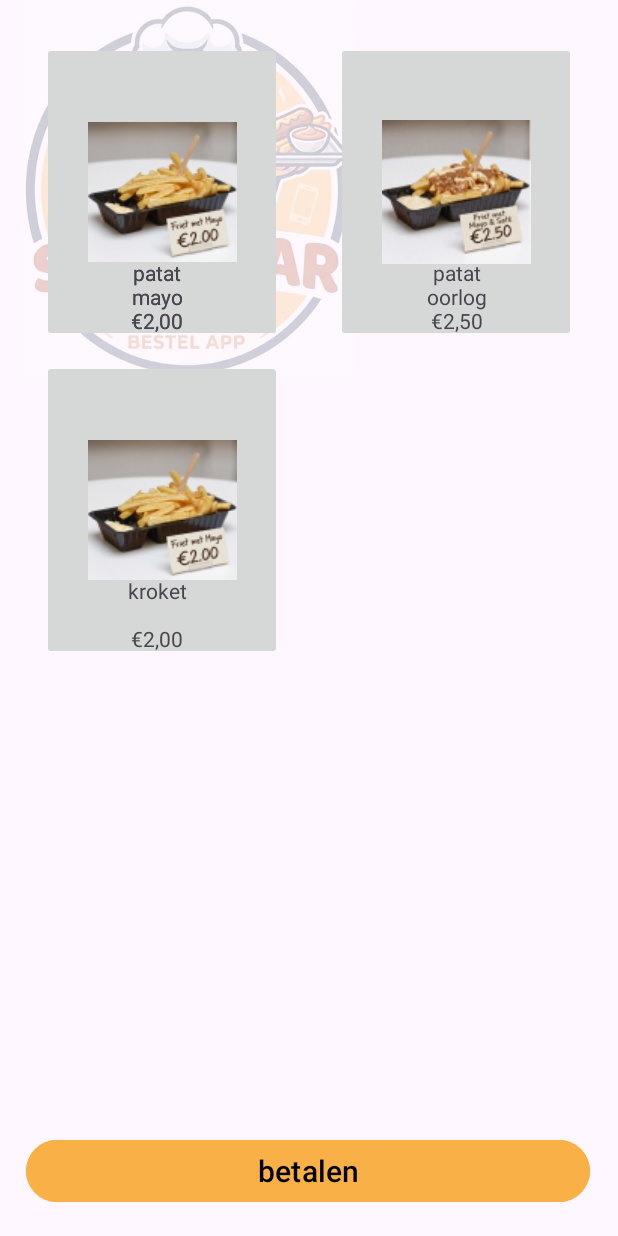
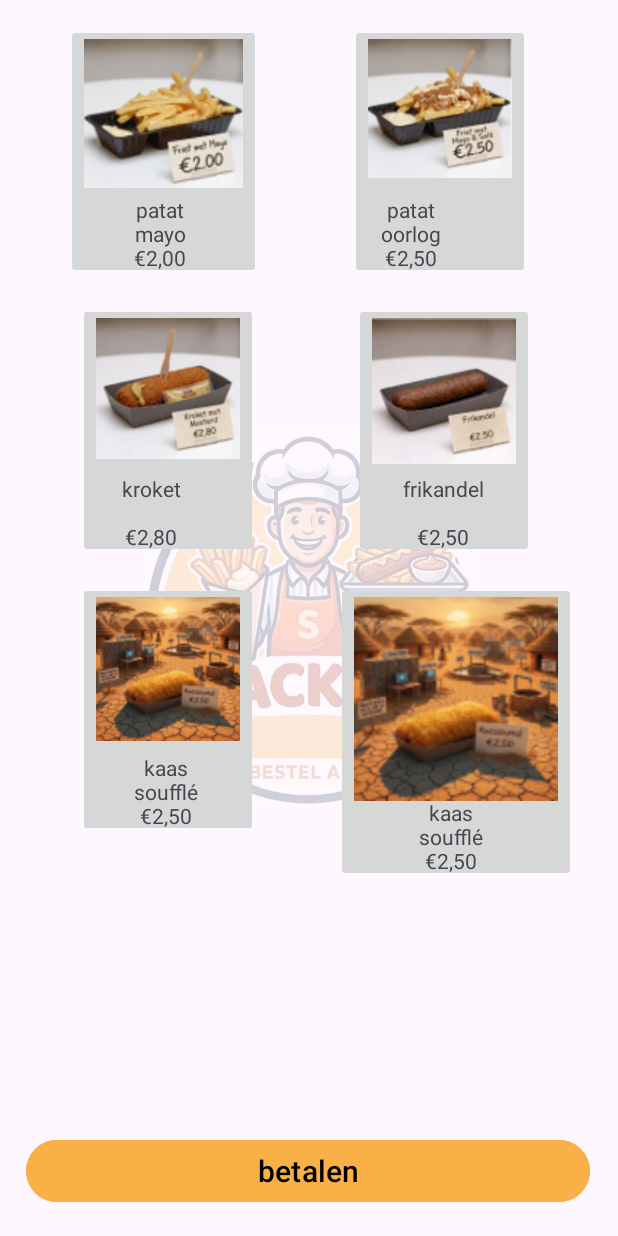
Before and after one commit to Hamkrok/android-studio, an Android app: the MainActivity3 screen opened directly, with no data from a screen before it, on a phone screen of 412 x 824 dp. Run offline under Robolectric (Android 15) with nearby library versions, the phone set to English and light mode, and no system bars.

Commit message:
meer knoppen

```diff
--- a/app/src/main/AndroidManifest.xml
+++ b/app/src/main/AndroidManifest.xml
@@ -12,6 +12,9 @@
         android:supportsRtl="true"
         android:theme="@style/Theme.Snackbarapp"
         tools:targetApi="31">
+        <activity
+            android:name=".MainActivity4"
+            android:exported="false" />
         <activity
             android:name=".MainActivity3"
             android:exported="false" />
--- a/app/src/main/java/com/example/snackbar_app/MainActivity3.kt
+++ b/app/src/main/java/com/example/snackbar_app/MainActivity3.kt
@@ -1,10 +1,12 @@
 package com.example.snackbar_app
 
 import android.os.Bundle
+import android.widget.Button
 import androidx.activity.enableEdgeToEdge
 import androidx.appcompat.app.AppCompatActivity
 import androidx.core.view.ViewCompat
 import androidx.core.view.WindowInsetsCompat
+import android.content.Intent
 
 class MainActivity3 : AppCompatActivity() {
     override fun onCreate(savedInstanceState: Bundle?) {
@@ -16,5 +18,11 @@ class MainActivity3 : AppCompatActivity() {
             v.setPadding(systemBars.left, systemBars.top, systemBars.right, systemBars.bottom)
             insets
         }
+
+        val bestellen = findViewById<Button>(R.id.button3)
+        bestellen.setOnClickListener {
+            val intent = Intent(this, MainActivity4::class.java)
+            startActivity(intent)
+        }
     }
 }
--- a/app/src/main/res/layout/activity_main.xml
+++ b/app/src/main/res/layout/activity_main.xml
@@ -21,7 +21,7 @@
         app:layout_constraintEnd_toEndOf="parent"
         app:layout_constraintStart_toStartOf="parent"
         app:layout_constraintTop_toBottomOf="@+id/imageView6"
-        app:layout_constraintVertical_bias="0.203" />
+        app:layout_constraintVertical_bias="0.0" />
 
     <Button
         android:id="@+id/button"
--- a/app/src/main/res/layout/activity_main3.xml
+++ b/app/src/main/res/layout/activity_main3.xml
@@ -12,20 +12,156 @@
         android:layout_width="251dp"
         android:layout_height="251dp"
         android:alpha="0.2"
-        app:srcCompat="@drawable/gemini_generated_image_ejfwjuejfwjuejfw"
-        tools:layout_editor_absoluteX="88dp"
-        tools:layout_editor_absoluteY="351dp" />
+        app:layout_constraintBottom_toBottomOf="parent"
+        app:layout_constraintEnd_toEndOf="parent"
+        app:layout_constraintStart_toStartOf="parent"
+        app:layout_constraintTop_toTopOf="parent"
+        app:srcCompat="@drawable/gemini_generated_image_ejfwjuejfwjuejfw" />
+
+    <ImageButton
+        android:id="@+id/imageButton6"
+        android:layout_width="120dp"
+        android:layout_height="170dp"
+        android:layout_marginStart="52dp"
+        android:layout_marginTop="16dp"
+        android:scaleType="fitStart"
+        app:layout_constraintStart_toStartOf="parent"
+        app:layout_constraintTop_toBottomOf="@+id/imageButton3"
+        app:srcCompat="@drawable/schermafbeelding_2026_10_07_141146" />
+
+    <ImageButton
+        android:id="@+id/imageButton4"
+        android:layout_width="120dp"
+        android:layout_height="170dp"
+        android:layout_marginTop="16dp"
+        android:layout_marginEnd="56dp"
+        android:scaleType="fitStart"
+        app:layout_constraintEnd_toEndOf="parent"
+        app:layout_constraintTop_toBottomOf="@+id/imageButton2"
+        app:srcCompat="@drawable/schermafbeelding_2026_10_07_141133" />
+
+    <ImageButton
+        android:id="@+id/imageButton3"
+        android:layout_width="120dp"
+        android:layout_height="170dp"
+        android:layout_marginStart="52dp"
+        android:layout_marginTop="16dp"
+        android:scaleType="fitStart"
+        app:layout_constraintStart_toStartOf="parent"
+        app:layout_constraintTop_toBottomOf="@+id/imageButton"
+        app:srcCompat="@drawable/schermafbeelding_2026_10_07_141011" />
+
+    <ImageButton
+        android:id="@+id/imageButton"
+        android:layout_width="130dp"
+        android:layout_height="170dp"
+        android:layout_marginStart="44dp"
+        android:layout_marginTop="16dp"
+        android:scaleType="fitStart"
+        app:layout_constraintStart_toStartOf="parent"
+        app:layout_constraintTop_toTopOf="parent"
+        app:srcCompat="@drawable/schermafbeelding_2026_09_30_135453" />
+
+    <ImageButton
+        android:id="@+id/imageButton2"
+        android:layout_width="120dp"
+        android:layout_height="170dp"
+        android:layout_marginTop="16dp"
+        android:layout_marginEnd="28dp"
+        android:scaleType="fitStart"
+        app:layout_constraintEnd_toEndOf="parent"
+        app:layout_constraintHorizontal_bias="0.662"
+        app:layout_constraintStart_toEndOf="@+id/imageButton"
+        app:layout_constraintTop_toTopOf="parent"
+        app:srcCompat="@drawable/schermafbeelding_2026_09_30_140355" />
+
+    <ImageButton
+        android:id="@+id/imageButton5"
+        android:layout_width="160dp"
+        android:layout_height="200dp"
+        android:layout_marginTop="16dp"
+        android:layout_marginEnd="28dp"
+        android:scaleType="fitStart"
+        app:layout_constraintEnd_toEndOf="parent"
+        app:layout_constraintHorizontal_bias="1.0"
+        app:layout_constraintStart_toEndOf="@+id/imageButton6"
+        app:layout_constraintTop_toBottomOf="@+id/imageButton4"
+        app:srcCompat="@drawable/schermafbeelding_2026_10_07_141146" />
+
+    <TextView
+        android:id="@+id/textView4"
+        android:layout_width="62dp"
+        android:layout_height="56dp"
+        android:layout_marginEnd="36dp"
+        android:text="patat\nmayo\n€2,00"
+        android:textAlignment="center"
+        app:layout_constraintBottom_toBottomOf="@+id/imageButton"
+        app:layout_constraintEnd_toEndOf="@+id/imageButton"
+        app:layout_constraintTop_toTopOf="@+id/imageButton"
+        app:layout_constraintVertical_bias="1.0" />
+
+    <TextView
+        android:id="@+id/textView5"
+        android:layout_width="62dp"
+        android:layout_height="56dp"
+        android:text="kaas\nsoufflé\n€2,50"
+        android:textAlignment="center"
+        app:layout_constraintBottom_toBottomOf="@+id/imageButton5"
+        app:layout_constraintEnd_toEndOf="@+id/imageButton5"
+        app:layout_constraintHorizontal_bias="0.469"
+        app:layout_constraintStart_toStartOf="@+id/imageButton5"
+        app:layout_constraintTop_toTopOf="@+id/imageButton5"
+        app:layout_constraintVertical_bias="1.0" />
+
+    <TextView
+        android:id="@+id/textView9"
+        android:layout_width="62dp"
+        android:layout_height="56dp"
+        android:layout_marginTop="144dp"
+        android:text="kaas\nsoufflé\n€2,50"
+        android:textAlignment="center"
+        app:layout_constraintBottom_toBottomOf="@+id/imageButton6"
+        app:layout_constraintEnd_toEndOf="@+id/imageButton6"
+        app:layout_constraintHorizontal_bias="0.482"
+        app:layout_constraintStart_toStartOf="@+id/imageButton6"
+        app:layout_constraintTop_toTopOf="@+id/imageButton6"
+        app:layout_constraintVertical_bias="1.0" />
+
+    <TextView
+        android:id="@+id/textView8"
+        android:layout_width="62dp"
+        android:layout_height="56dp"
+        android:layout_marginEnd="40dp"
+        android:text="kroket\n\n€2,80"
+        android:textAlignment="center"
+        app:layout_constraintBottom_toBottomOf="@+id/imageButton3"
+        app:layout_constraintEnd_toEndOf="@+id/imageButton3"
+        app:layout_constraintTop_toTopOf="@+id/imageButton3"
+        app:layout_constraintVertical_bias="1.0" />
+
+    <TextView
+        android:id="@+id/textView2"
+        android:layout_width="62dp"
+        android:layout_height="56dp"
+        android:layout_marginEnd="48dp"
+        android:text="patat\noorlog\n€2,50"
+        android:textAlignment="center"
+        app:layout_constraintBottom_toBottomOf="@+id/imageButton2"
+        app:layout_constraintEnd_toEndOf="@+id/imageButton2"
+        app:layout_constraintTop_toTopOf="@+id/imageButton2"
+        app:layout_constraintVertical_bias="1.0" />
 
     <TextView
         android:id="@+id/textView3"
         android:layout_width="62dp"
         android:layout_height="56dp"
-        android:layout_marginEnd="52dp"
-        android:text="patat\nmayo\n€2,00"
+        android:text="frikandel\n\n€2,50"
         android:textAlignment="center"
-        app:layout_constraintBottom_toBottomOf="@+id/imageButton"
-        app:layout_constraintEnd_toEndOf="@+id/imageButton"
-        app:layout_constraintTop_toTopOf="@+id/imageButton"
+        app:layout_constraintBottom_toBottomOf="@+id/imageButton4"
+        app:layout_constraintEnd_toEndOf="@+id/imageButton4"
+        app:layout_constraintHorizontal_bias="0.489"
+        app:layout_constraintStart_toStartOf="@+id/imageButton4"
+        app:layout_constraintTop_toTopOf="@+id/imageButton4"
         app:layout_constraintVertical_bias="1.0" />
 
     <Button
@@ -44,85 +180,4 @@
         app:layout_constraintTop_toTopOf="parent"
         app:layout_constraintVertical_bias="0.976" />
 
-    <ImageButton
-        android:id="@+id/imageButton"
-        android:layout_width="160dp"
-        android:layout_height="200dp"
-        android:layout_marginStart="28dp"
-        android:layout_marginTop="28dp"
-        app:layout_constraintStart_toStartOf="parent"
-        app:layout_constraintTop_toTopOf="parent"
-        app:srcCompat="@drawable/schermafbeelding_2026_09_30_135453" />
-
-    <ImageButton
-        android:id="@+id/imageButton2"
-        android:layout_width="160dp"
-        android:layout_height="200dp"
-        android:layout_marginTop="28dp"
-        android:layout_marginEnd="28dp"
-        app:layout_constraintEnd_toEndOf="parent"
-        app:layout_constraintHorizontal_bias="1.0"
-        app:layout_constraintStart_toEndOf="@+id/imageButton"
-        app:layout_constraintTop_toTopOf="parent"
-        app:srcCompat="@drawable/schermafbeelding_2026_09_30_140355" />
-
-    <TextView
-        android:id="@+id/textView4"
-        android:layout_width="62dp"
-        android:layout_height="56dp"
-        android:layout_marginEnd="52dp"
-        android:text="patat\nmayo\n€2,00"
-        android:textAlignment="center"
-        app:layout_constraintBottom_toBottomOf="@+id/imageButton"
-        app:layout_constraintEnd_toEndOf="@+id/imageButton"
-        app:layout_constraintTop_toTopOf="@+id/imageButton"
-        app:layout_constraintVertical_bias="1.0" />
-
-    <TextView
-        android:id="@+id/textView8"
-        android:layout_width="62dp"
-        android:layout_height="56dp"
-        android:layout_marginEnd="52dp"
-        android:text="patat\nmayo\n€2,00"
-        android:textAlignment="center"
-        app:layout_constraintBottom_toBottomOf="@+id/imageButton"
-        app:layout_constraintEnd_toEndOf="@+id/imageButton"
-        app:layout_constraintTop_toTopOf="@+id/imageButton"
-        app:layout_constraintVertical_bias="1.0" />
-
-    <ImageButton
-        android:id="@+id/imageButton5"
-        android:layout_width="160dp"
-        android:layout_height="200dp"
-        android:layout_marginStart="28dp"
-        android:layout_marginTop="12dp"
-        app:layout_constraintStart_toStartOf="parent"
-        app:layout_constraintTop_toBottomOf="@+id/textView3"
-        app:srcCompat="@drawable/schermafbeelding_2026_09_30_135453" />
-
-    <TextView
-        android:id="@+id/textView9"
-        android:layout_width="62dp"
-        android:layout_height="56dp"
-        android:text="kroket\n\n€2,00"
-        android:textAlignment="center"
-        app:layout_constraintBottom_toBottomOf="@+id/imageButton5"
-        app:layout_constraintEnd_toEndOf="@+id/imageButton5"
-        app:layout_constraintHorizontal_bias="0.469"
-        app:layout_constraintStart_toStartOf="@+id/imageButton5"
-        app:layout_constraintTop_toTopOf="@+id/imageButton5"
-        app:layout_constraintVertical_bias="1.0" />
-
-    <TextView
-        android:id="@+id/textView2"
-        android:layout_width="62dp"
-        android:layout_height="56dp"
-        android:layout_marginEnd="48dp"
-        android:text="patat\noorlog\n€2,50"
-        android:textAlignment="center"
-        app:layout_constraintBottom_toBottomOf="@+id/imageButton2"
-        app:layout_constraintEnd_toEndOf="@+id/imageButton2"
-        app:layout_constraintTop_toTopOf="@+id/imageButton2"
-        app:layout_constraintVertical_bias="1.0" />
-
 </androidx.constraintlayout.widget.ConstraintLayout>
```
Also changed, not shown: app/src/main/java/com/example/snackbar_app/MainActivity2.kt (+15 -1 lines), app/src/main/java/com/example/snackbar_app/MainActivity4.kt (added, +20 -0 lines), app/src/main/res/layout/activity_main2.xml (+25 -12 lines), app/src/main/res/layout/activity_main4.xml (added, +10 -0 lines), app/src/main/res/drawable/schermafbeelding_2026_10_07_141011.png (added), app/src/main/res/drawable/schermafbeelding_2026_10_07_141133.png (added), app/src/main/res/drawable/schermafbeelding_2026_10_07_141146.png (added), app/src/main/res/drawable/schermafbeelding_2026_10_07_141157.png (added), app/src/main/res/drawable/schermafbeelding_2026_10_07_144319.png (added).
